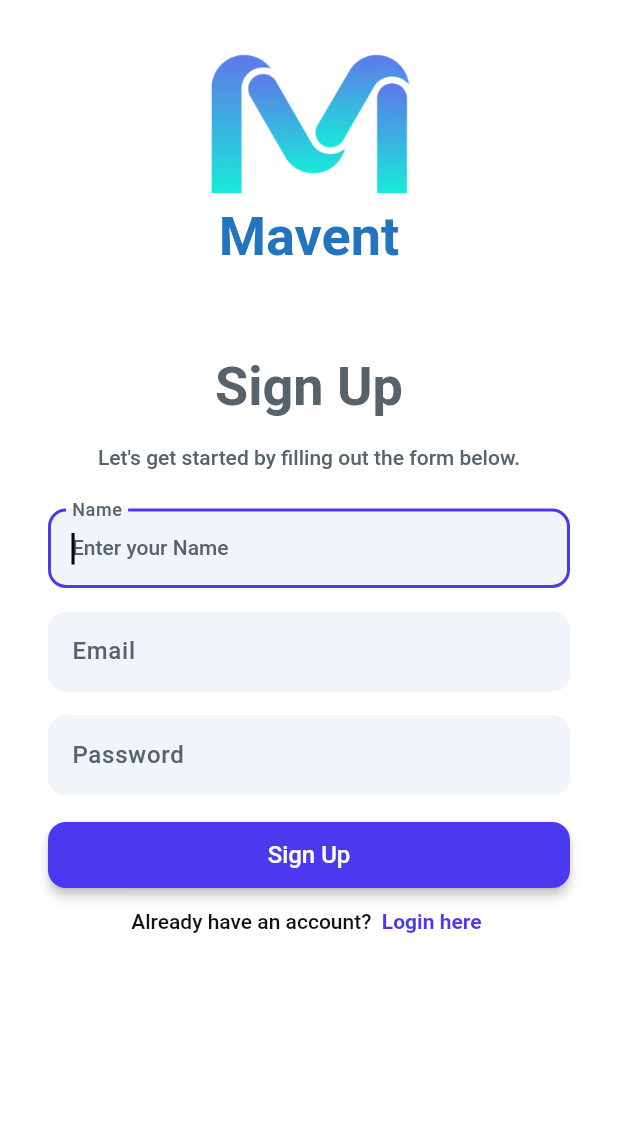
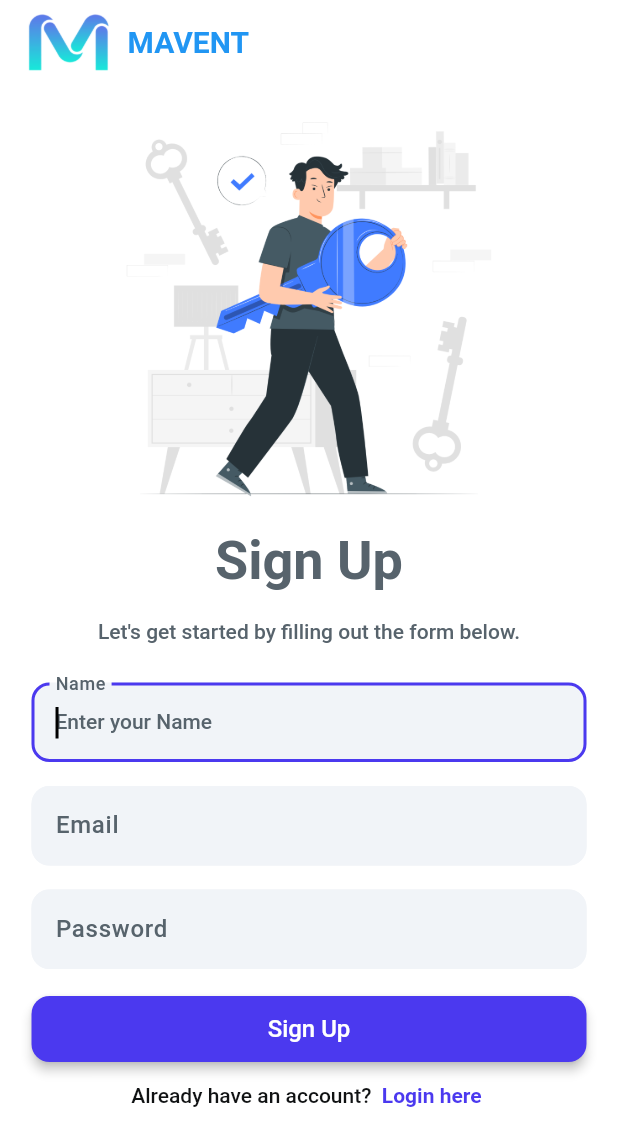
Before and after one commit to yumnakm/mavent, a Flutter app: the SignUpPage screen opened by its route, on a phone screen of 412 x 824 dp. Shown: the top 1146 px of the screen. Run offline on Flutter 3.47's test engine with Material 3 defaults, Android fonts, the phone set to English and light mode, and no system bars; network calls fail; Roboto replaces fonts that are missing (Plus Jakarta Sans).

Commit message:
update tampilan

```diff
--- a/lib/ui/pages/detail_page.dart
+++ b/lib/ui/pages/detail_page.dart
@@ -27,7 +27,7 @@ class _DetailEventPageState extends State<DetailEventPage> {
     return Scaffold(
       backgroundColor: Colors.white,
       appBar: AppBar(
-         forceMaterialTransparency: true,
+        forceMaterialTransparency: true,
         title: Text(_event.title),
         leading: IconButton(
           icon: Icon(Icons.arrow_back_rounded),
--- a/lib/ui/pages/signup_page.dart
+++ b/lib/ui/pages/signup_page.dart
@@ -1,5 +1,4 @@
 import 'package:flutter/material.dart';
-import 'package:mavent/ui/pages/home_page.dart';
 import 'package:mavent/ui/pages/login_page.dart';
 import 'package:mavent/ui/widgets/custom_input_form.dart';
 
@@ -25,6 +24,29 @@ class _SignUpPageState extends State<SignUpPage> {
       child: Scaffold(
         key: scaffoldKey,
         backgroundColor: Colors.white,
+        appBar: AppBar(
+              backgroundColor: Colors.white,
+              elevation: 0,
+              automaticallyImplyLeading: false,
+              title: Row(
+                children: [
+                  Image.asset(
+                    'assets/images/logo.png', // Path ke logo aplikasi
+                    height: 40, // Atur tinggi logo sesuai kebutuhan
+                  ),
+                  SizedBox(width: 10),
+                  Text(
+                    'MAVENT', // Ganti dengan nama aplikasi
+                    style: TextStyle(
+                      fontFamily: 'Plus Jakarta Sans',
+                      color: Colors.blue,
+                      fontSize: 20,
+                      fontWeight: FontWeight.bold,
+                    ),
+                  ),
+                ],
+              ),
+            ),
         body: SafeArea(
           child: Row(
             mainAxisSize: MainAxisSize.max,
@@ -46,28 +68,15 @@ class _SignUpPageState extends State<SignUpPage> {
                         Align(
                           alignment: AlignmentDirectional(0, 0),
                           child: Padding(
-                            padding: EdgeInsets.all(32),
+                            padding: EdgeInsets.all(12),
                             child: Column(
                               crossAxisAlignment: CrossAxisAlignment.center,
                               children: [
                                 Container(
-                                  height: 100,
+                                  height: 280,
                                   child: Image.asset(
-                                    'assets/images/logo.png',
+                                    'assets/images/login.png',
                                     fit: BoxFit.contain,
-                                  ),
-                                ),
-                                Container(
-                                  height: 100,
-                                  child: Text(
-                                    'Mavent',
-                                    style: TextStyle(
-                                      fontFamily: 'Plus Jakarta Sans',
-                                      color: Color.fromARGB(255, 35, 116, 191),
-                                      fontSize: 36,
-                                      letterSpacing: 0,
-                                      fontWeight: FontWeight.w600,
-                                    ),
                                   ),
                                 ),
                                 Text(
@@ -117,7 +126,7 @@ class _SignUpPageState extends State<SignUpPage> {
                                                 context,
                                                 MaterialPageRoute(
                                                     builder: (context) =>
-                                                        HomePage()));
+                                                        LoginPage()));
                                           },
 
                                   style: ElevatedButton.styleFrom(
--- a/lib/ui/widgets/custom_search.dart
+++ b/lib/ui/widgets/custom_search.dart
@@ -39,7 +39,7 @@ class CustomSearch extends StatelessWidget {
           ),
           enabledBorder: OutlineInputBorder(
             borderSide: BorderSide(
-              color: Color(0xFFE5E7EB),
+              color: Color.fromARGB(255, 247, 244, 244),
               width: 1,
             ),
             borderRadius: BorderRadius.circular(30),
@@ -66,6 +66,7 @@ class CustomSearch extends StatelessWidget {
             borderRadius: BorderRadius.circular(30),
           ),
           filled: true,
+          fillColor: Color.fromARGB(255, 249, 248, 248),
         ),
         style: TextStyle(
           fontFamily: 'Plus Jakarta Sans',
--- a/lib/ui/widgets/navigation_bar.dart
+++ b/lib/ui/widgets/navigation_bar.dart
@@ -36,6 +36,7 @@ class CustomNavbar extends StatelessWidget {
       child: ClipRRect(
         borderRadius: BorderRadius.circular(30.0),
         child: BottomNavigationBar(
+          backgroundColor: Colors.white,
           items: const <BottomNavigationBarItem>[
             BottomNavigationBarItem(
               icon: Icon(Icons.home),
--- a/pubspec.yaml
+++ b/pubspec.yaml
@@ -14,6 +14,7 @@ dependencies:
     sdk: flutter
   flutter_login: ^5.0.0
   intl: ^0.19.0
+  firebase_auth: ^5.1.0
 
 dev_dependencies:
   flutter_test:
@@ -23,6 +24,8 @@ flutter:
   uses-material-design: true
   assets:
   - assets/images/logo.png
+  - assets/images/login.png
+  - assets/images/appbar.png
 
   fonts:
     - family: PlusJakartaSans
```
Also changed, not shown: lib/app/configs/colors.dart (deleted, +0 -21 lines), lib/ui/pages/home_page.dart (+71 -9 lines), lib/ui/pages/login_page.dart (+35 -25 lines), lib/ui/widgets/card_event.dart (+5 -3 lines), assets/images/appbar.png (added), assets/images/login.png (added), lib/ui/pages/edit_profile.dart (added), lib/ui/pages/profile_dev.dart (added), lib/ui/pages/tambah_event.dart (added), pubspec.lock, 3 other files.
